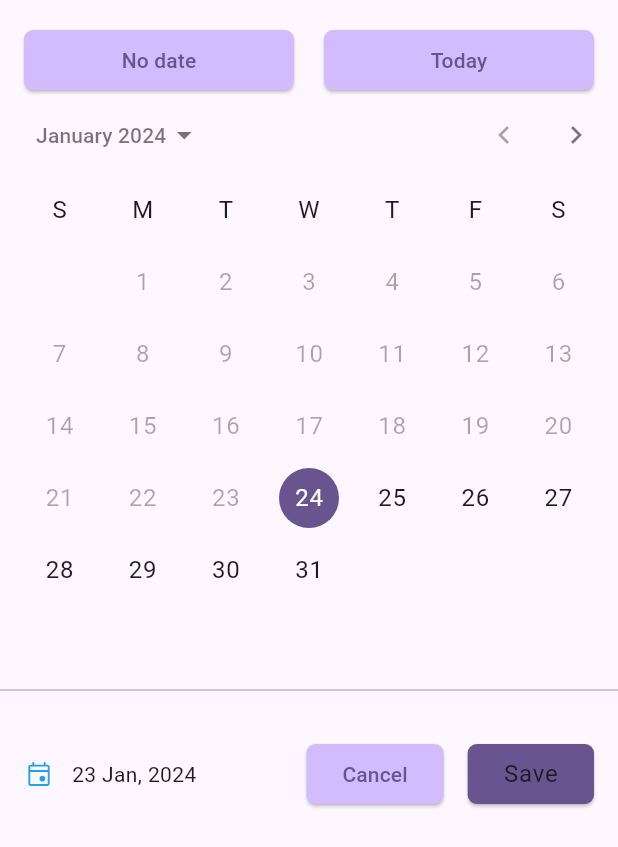
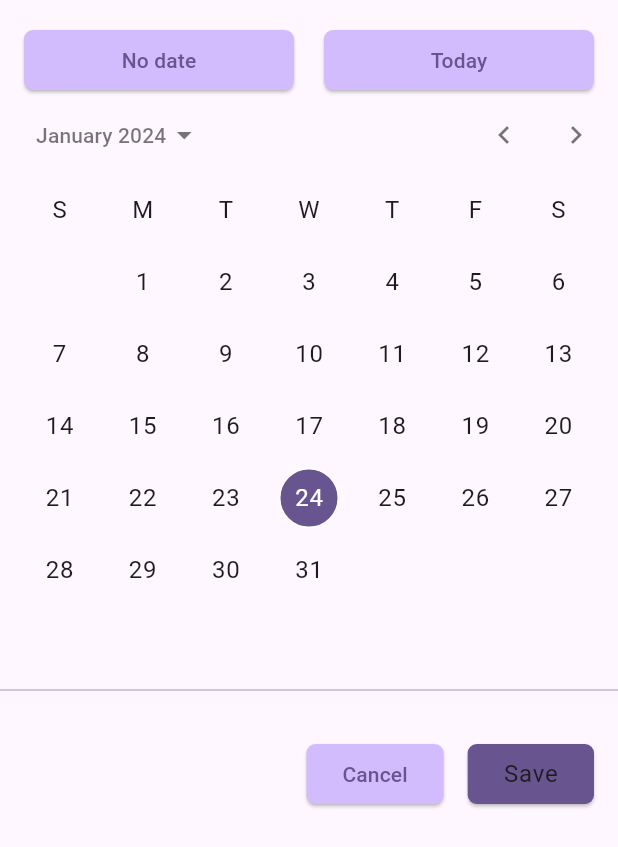
Before and after one commit to drona8/employee_app, a Flutter app: the CustomDatePicker widget shown alone on an empty page, opened directly with empty values, on a phone screen of 412 x 824 dp. Shown: the top 847 px of the screen. Run offline on Flutter 3.47's test engine with Material 3 defaults, Android fonts, the phone set to English and light mode, and no system bars; drawn by our look-alikes of calendar_date_picker2; our stand-ins replace auto_route, dartz, flutter_bloc, flutter_slidable, flutter_svg, freezed_annotation and 4 more; accounts and stored records are empty.

Commit message:
Glitch Fix

```diff
--- a/lib/domain/employee/entities/employee.dart
+++ b/lib/domain/employee/entities/employee.dart
@@ -22,4 +22,6 @@ class Employee with _$Employee {
       );
 
   bool get isCurrentEmployee => toDate == 'No date';
+  String get subtitleLebel =>
+      isCurrentEmployee ? 'From $fromDate' : '$fromDate - $toDate';
 }
--- a/lib/presentation/core/app_assets.dart
+++ b/lib/presentation/core/app_assets.dart
@@ -7,4 +7,6 @@ abstract class AppAssets {
   static const String dropdownIcon = '${_basePath}dropdown_icon.svg';
   static const String rightArrowIcon = '${_basePath}right_arrow_icon.svg';
   static const String deleteIcon = '${_basePath}delete_icon.svg';
+  static const String rightForwardIcon = '${_basePath}right_forward_icon.svg';
+  static const String leftForwardIcon = '${_basePath}left_forward_icon.svg';
 }
--- a/lib/presentation/core/widgets/custom_date_picker.dart
+++ b/lib/presentation/core/widgets/custom_date_picker.dart
@@ -1,10 +1,12 @@
 import 'package:auto_route/auto_route.dart';
 import 'package:flutter/material.dart';
+import 'package:calendar_date_picker2/calendar_date_picker2.dart';
+import 'package:intl/intl.dart';
 
 import '../app_assets.dart';
 import 'svg_image_widget.dart';
 
-class CustomDatePicker extends StatelessWidget {
+class CustomDatePicker extends StatefulWidget {
   const CustomDatePicker({
     super.key,
     required this.isStartDate,
@@ -12,12 +14,18 @@ class CustomDatePicker extends StatelessWidget {
   });
 
   final bool isStartDate;
-  final Function(DateTime) onPressed;
+  final Function(DateTime?) onPressed;
 
   @override
+  State<CustomDatePicker> createState() => _CustomDatePickerState();
+}
+
+class _CustomDatePickerState extends State<CustomDatePicker> {
+  DateTime? _selectedDate;
+  @override
   Widget build(BuildContext context) {
-    return SizedBox(
-      child: Container(
+    return Container(
+      constraints: const BoxConstraints(minWidth: 396),
       decoration: BoxDecoration(
         color: Theme.of(context).canvasColor,
         borderRadius: BorderRadius.circular(10),
@@ -28,59 +36,133 @@ class CustomDatePicker extends StatelessWidget {
           const SizedBox(
             height: 16,
           ),
-            isStartDate
-                ? const Column(
+          widget.isStartDate
+              ? Column(
                   mainAxisAlignment: MainAxisAlignment.start,
                   crossAxisAlignment: CrossAxisAlignment.start,
                   children: [
                     Padding(
-                        padding: EdgeInsets.only(
+                      padding: const EdgeInsets.only(
                         left: 16,
                         right: 16,
                       ),
                       child: _CustomButton(
-                          buttonLebels: [
+                        buttonLebels: const [
                           'Today',
                           'Next Monday',
                         ],
+                        onFirstTap: () {
+                          setState(() {
+                            _selectedDate = DateTime.now();
+                          });
+                        },
+                        onSecondTap: () {
+                          final add =
+                              (DateTime.sunday - DateTime.now().weekday) + 1;
+                          setState(() {
+                            _selectedDate =
+                                DateTime.now().add(Duration(days: add));
+                          });
+                        },
                       ),
                     ),
-                      SizedBox(
+                    const SizedBox(
                       height: 16,
                     ),
                     Padding(
-                        padding: EdgeInsets.only(
+                      padding: const EdgeInsets.only(
                         left: 16.0,
                         right: 16,
                       ),
                       child: _CustomButton(
-                          buttonLebels: [
+                        buttonLebels: const [
                           'Next Tuesday',
                           'After 1 week',
                         ],
+                        onFirstTap: () {
+                          final add =
+                              (DateTime.sunday - DateTime.now().weekday) + 2;
+                          setState(() {
+                            _selectedDate =
+                                DateTime.now().add(Duration(days: add));
+                          });
+                        },
+                        onSecondTap: () {
+                          setState(() {
+                            _selectedDate =
+                                DateTime.now().add(const Duration(days: 7));
+                          });
+                        },
                       ),
                     ),
                   ],
                 )
-                : const Padding(
-                    padding: EdgeInsets.only(
+              : Padding(
+                  padding: const EdgeInsets.only(
                     left: 16,
                     right: 16,
                   ),
                   child: _CustomButton(
-                      buttonLebels: [
+                    buttonLebels: const [
                       'No date',
                       'Today',
                     ],
+                    onFirstTap: () {
+                      setState(() {
+                        _selectedDate = null;
+                      });
+                    },
+                    onSecondTap: () {
+                      setState(() {
+                        _selectedDate = DateTime.now();
+                      });
+                    },
                   ),
                 ),
-            CalendarDatePicker(
-              initialDate: DateTime.now(),
-              firstDate: DateTime.now(),
-              lastDate: DateTime.now().add(
-                const Duration(days: 365),
+          CalendarDatePicker2(
+            config: CalendarDatePicker2Config(
+              firstDate: DateTime.now().subtract(const Duration(days: 365)),
+              lastDate: DateTime.now().add(const Duration(days: 365)),
+              weekdayLabelTextStyle: Theme.of(context).textTheme.bodySmall,
+              calendarType: CalendarDatePicker2Type.single,
+              dayTextStyle: Theme.of(context).textTheme.bodySmall,
+              disabledDayTextStyle: Theme.of(context).textTheme.bodySmall,
+              selectedYearTextStyle: Theme.of(context).textTheme.bodySmall,
+              customModePickerIcon: const SizedBox.shrink(),
+              controlsTextStyle:
+                  Theme.of(context).textTheme.titleLarge?.copyWith(
+                        color: Theme.of(context).colorScheme.background,
                       ),
-              onDateChanged: (value) {},
+              lastMonthIcon: const SvgImageWidget(
+                svgImage: AppAssets.leftForwardIcon,
+                height: 24,
+                width: 24,
+              ),
+              nextMonthIcon: const SvgImageWidget(
+                svgImage: AppAssets.rightForwardIcon,
+                height: 24,
+                width: 24,
+              ),
+              centerAlignModePicker: true,
+              weekdayLabels: [
+                'Sun',
+                'Mon',
+                'Tue',
+                'Wed',
+                'Thu',
+                'Fri',
+                'Sat',
+              ],
+            ),
+            value: [_selectedDate ?? DateTime.now()],
+            onValueChanged: (dates) {
+              if (dates.isEmpty) return;
+              final selectedDate = dates.first;
+              if (selectedDate == null) return;
+              setState(() {
+                _selectedDate = selectedDate;
+              });
+            },
           ),
           Divider(
             color: Theme.of(context).colorScheme.secondary,
@@ -97,7 +179,8 @@ class CustomDatePicker extends StatelessWidget {
             child: Row(
               mainAxisAlignment: MainAxisAlignment.spaceBetween,
               children: [
-                  Expanded(
+                _selectedDate != null
+                    ? Expanded(
                         child: Row(
                           mainAxisSize: MainAxisSize.min,
                           children: [
@@ -111,12 +194,15 @@ class CustomDatePicker extends StatelessWidget {
                             ),
                             Expanded(
                               child: Text(
-                          '23 Jan, 2024',
+                                DateFormat('dd MMM, yyyy')
+                                    .format(_selectedDate!),
                                 style: Theme.of(context).textTheme.bodyMedium,
                               ),
                             ),
                           ],
-                  )),
+                        ),
+                      )
+                    : const SizedBox.shrink(),
                 Row(
                   children: [
                     ElevatedButton(
@@ -140,7 +226,7 @@ class CustomDatePicker extends StatelessWidget {
                         ),
                         backgroundColor: Theme.of(context).primaryColor,
                       ),
-                        onPressed: () => onPressed(DateTime.now()),
+                      onPressed: () => widget.onPressed(_selectedDate),
                       child: Text(
                         'Save',
                         style: Theme.of(context).textTheme.bodyLarge,
@@ -156,7 +242,6 @@ class CustomDatePicker extends StatelessWidget {
           ),
         ],
       ),
-      ),
     );
   }
 }
@@ -165,8 +250,12 @@ class _CustomButton extends StatelessWidget {
   const _CustomButton({
     super.key,
     required this.buttonLebels,
+    required this.onFirstTap,
+    required this.onSecondTap,
   });
   final List<String> buttonLebels;
+  final VoidCallback onFirstTap;
+  final VoidCallback onSecondTap;
   @override
   Widget build(BuildContext context) {
     return Row(
@@ -180,8 +269,8 @@ class _CustomButton extends StatelessWidget {
               ),
               backgroundColor: Theme.of(context).colorScheme.inversePrimary,
             ),
+            onPressed: onFirstTap,
             child: Text(buttonLebels.first),
-            onPressed: () {},
           ),
         ),
         const SizedBox(
@@ -195,8 +284,8 @@ class _CustomButton extends StatelessWidget {
               ),
               backgroundColor: Theme.of(context).colorScheme.inversePrimary,
             ),
+            onPressed: onSecondTap,
             child: Text(buttonLebels.last),
-            onPressed: () {},
           ),
         ),
       ],
--- a/lib/presentation/employee/employee_list_screen.dart
+++ b/lib/presentation/employee/employee_list_screen.dart
@@ -134,7 +134,7 @@ class _EmployeeItem extends StatelessWidget {
                 style: Theme.of(context).textTheme.titleMedium,
               ),
               Text(
-                employee.fromDate,
+                employee.subtitleLebel,
                 style: Theme.of(context).textTheme.titleSmall,
               ),
             ],
--- a/lib/presentation/theme/theme_data.dart
+++ b/lib/presentation/theme/theme_data.dart
@@ -19,6 +19,7 @@ final appThemeData = {
       secondary: AppColor.lightGrey,
       inversePrimary: AppColor.lightBlue,
       error: AppColor.red,
+      background: AppColor.lightBlack,
     ),
     textTheme: _textTheme(),
   ),
```
Also changed, not shown: lib/presentation/core/widgets/scroll_list.dart (+27 -6 lines), lib/presentation/employee/add_employee_screen.dart (+12 -4 lines), assets/svg/left_forward_icon.svg (added), assets/svg/right_forward_icon.svg (added). Lines whose indentation alone changed are shown as unchanged.
